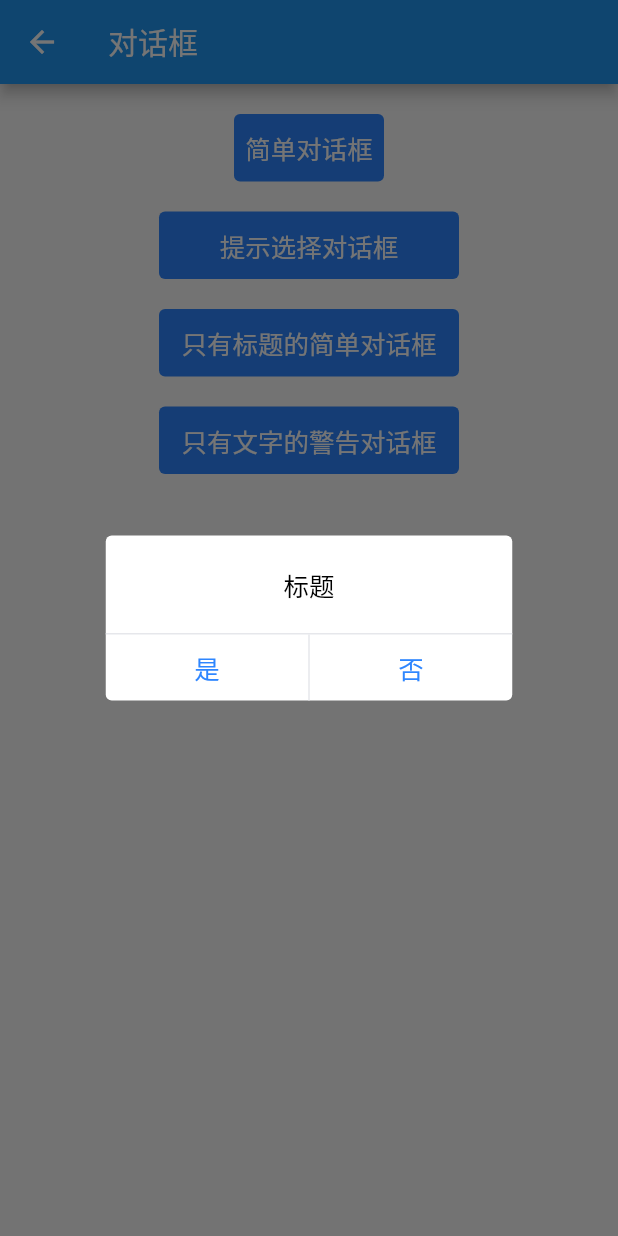
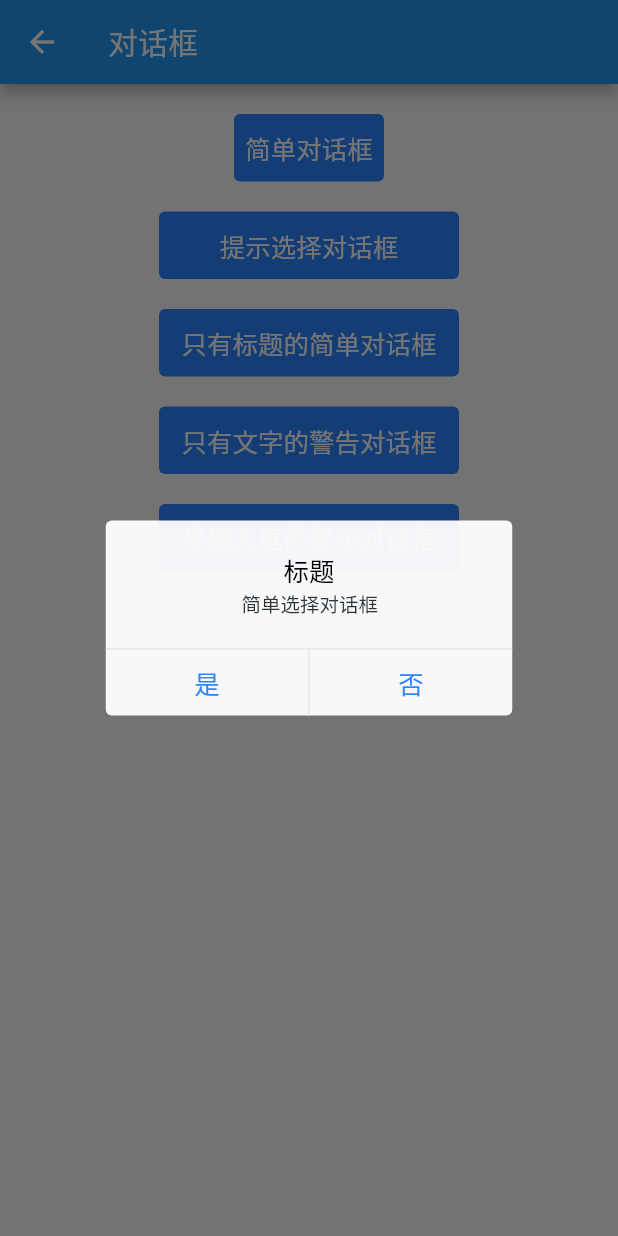
Before and after one commit to shaomaicheng/euitter, a Flutter app: the DialogWidget screen opened by its route, after a tap on "提示选择对话框", on a phone screen of 412 x 824 dp. Run offline on Flutter 3.47's test engine with Material 2 defaults, Android fonts, the phone set to English and light mode, and no system bars.

Commit message:
添加一个含有输入框的提示选择按钮

```diff
--- a/lib/dialog.dart
+++ b/lib/dialog.dart
@@ -1,6 +1,8 @@
 import 'package:flutter/material.dart';
 
 typedef DialogClick = void Function();
+
+const euiDialogBg = Color.fromARGB(0xf2, 0xff, 0xff, 0xff);
 
 /// 简单对话框
 /// barrierDismissible 点击其他区域是否会消失
@@ -8,14 +10,13 @@ typedef DialogClick = void Function();
 /// message 信息
 /// btnTitle 单按钮的文案
 /// dialogClick 点击按钮的行为
-void ShowEUISimpleDialog({
-  @required BuildContext context,
+void ShowEUISimpleDialog(
+    {@required BuildContext context,
     bool barrierDismissible = true,
     @required String title,
     String message = '',
     @required String btnTitle,
-  DialogClick dialogClick
-}) {
+    DialogClick dialogClick}) {
   showDialog(
       context: context,
       barrierDismissible: barrierDismissible,
@@ -24,7 +25,7 @@ void ShowEUISimpleDialog({
           child: Container(
             width: 271.0,
             decoration: BoxDecoration(
-              color: Colors.white,
+              color: euiDialogBg,
               borderRadius: BorderRadius.all(Radius.circular(4.0)),
             ),
             child: Column(
@@ -48,8 +49,7 @@ void ShowEUISimpleDialog({
                             color: Color.fromARGB(0xff, 0x2E, 0x86, 0xFF),
                             fontSize: 17.0,
                             fontWeight: FontWeight.normal,
-                            decoration: TextDecoration.none
-                        ),
+                            decoration: TextDecoration.none),
                       ),
                     ),
                   ),
@@ -79,7 +79,7 @@ void showEUIWarningDialog({
           child: Container(
             width: 271.0,
             decoration: BoxDecoration(
-              color: Colors.white,
+              color: euiDialogBg,
               borderRadius: BorderRadius.all(Radius.circular(4.0)),
             ),
             child: Column(
@@ -99,8 +99,7 @@ void showEUIWarningDialog({
                             color: Color.fromARGB(0xff, 0xFA, 0x4A, 0x23),
                             fontSize: 17.0,
                             fontWeight: FontWeight.normal,
-                            decoration: TextDecoration.none
-                        ),
+                            decoration: TextDecoration.none),
                       ),
                     ),
                   ),
@@ -119,16 +118,21 @@ void showEUIWarningDialog({
 /// 正面按钮点击事件
 /// 反面按钮文字
 /// 反面按钮点击事件
-void ShowEUIAlertDialog({
-  @required BuildContext context,
+/// 是否有一个输入框
+/// 输入框的隐藏文字
+/// 输入框内容变化的监听回调
+void showEUIAlertDialog(
+    {@required BuildContext context,
     bool barrierDismissible = true,
     @required String title,
     String message = '',
     @required String positiveTitle,
     @required DialogClick positiveClick,
     @required String negativeTitle,
-  @required DialogClick negativeClick
-}) {
+    @required DialogClick negativeClick,
+    bool hasInputBox = false,
+    String hintText = '请输入文字',
+    ValueChanged<String> valueChanged}) {
   showDialog(
       context: context,
       barrierDismissible: barrierDismissible,
@@ -137,13 +141,18 @@ void ShowEUIAlertDialog({
           child: Container(
             width: 271.0,
             decoration: BoxDecoration(
-              color: Colors.white,
+              color: euiDialogBg,
               borderRadius: BorderRadius.all(Radius.circular(4.0)),
             ),
             child: Column(
               mainAxisSize: MainAxisSize.min,
               children: <Widget>[
-                EUIDialogHeader(title),
+                EUIDialogHeader(
+                  title,
+                  message: message,
+                  hasInputBox: hasInputBox,
+                  valueChanged: valueChanged,
+                ),
                 Container(
                     height: 44.0,
                     child: Row(
@@ -157,11 +166,11 @@ void ShowEUIAlertDialog({
                               child: Text(
                                 positiveTitle,
                                 style: TextStyle(
-                                  color: Color.fromARGB(0xff, 0x2E, 0x86, 0xFF),
+                                    color:
+                                        Color.fromARGB(0xff, 0x2E, 0x86, 0xFF),
                                     fontSize: 17.0,
                                     fontWeight: FontWeight.normal,
-                                  decoration: TextDecoration.none
-                              ),
+                                    decoration: TextDecoration.none),
                               ),
                             ),
                           ),
@@ -182,16 +191,13 @@ void ShowEUIAlertDialog({
                                   color: Color.fromARGB(0xff, 0x2E, 0x86, 0xFF),
                                   fontSize: 17.0,
                                   fontWeight: FontWeight.normal,
-                                  decoration: TextDecoration.none
+                                  decoration: TextDecoration.none),
                             ),
-                            ),
-                          )
-                        ),
+                          )),
                           flex: 1,
                         ),
                       ],
-                  )
-                )
+                    ))
               ],
             ),
           ),
@@ -199,12 +205,55 @@ void ShowEUIAlertDialog({
       });
 }
 
+///  拥有一个文本输入框的选择提示对话框
+/// alert 对话框
+/// title 标题
+/// message 信息，可以不传
+/// 正面按钮文字
+/// 正面按钮点击事件
+/// 反面按钮文字
+/// 反面按钮点击事件
+/// 是否有一个输入框
+/// 输入框的隐藏文字
+/// 输入框内容变化的监听回调
+showEUIInputAlertDialog(
+    {@required BuildContext context,
+    bool barrierDismissible = true,
+    @required String title,
+    String message = '',
+    @required String positiveTitle,
+    @required DialogClick positiveClick,
+    @required String negativeTitle,
+    @required DialogClick negativeClick,
+    String hintText,
+    ValueChanged<String> valueChanged}) {
+  showEUIAlertDialog(
+    context: context,
+    barrierDismissible: barrierDismissible,
+    title: title,
+    positiveTitle: positiveTitle,
+    positiveClick: positiveClick,
+    negativeTitle: negativeTitle,
+    negativeClick: negativeClick,
+    message: message,
+    hasInputBox: true,
+    hintText: hintText,
+    valueChanged: valueChanged
+  );
+}
+
 class EUIDialogHeader extends StatelessWidget {
-
   String message;
   String title;
+  bool hasInputBox;
+  String hintText;
+  ValueChanged<String> valueChanged;
 
-  EUIDialogHeader(this.title, {this.message = ''}) {}
+  EUIDialogHeader(this.title,
+      {this.message = '',
+      this.hasInputBox = false,
+      this.hintText = '请输入文字',
+      this.valueChanged}) {}
 
   @override
   Widget build(BuildContext context) {
@@ -241,6 +290,37 @@ class EUIDialogHeader extends StatelessWidget {
             ),
           ),
         ),
+        Offstage(
+          offstage: !hasInputBox,
+          child: Container(
+            margin: EdgeInsets.only(top: 15.0, left: 17.0, right: 15.0),
+            child: Form(
+                child: Card(
+                    child: Container(
+              child: TextField(
+                onChanged: valueChanged,
+                decoration: InputDecoration(
+                    contentPadding: EdgeInsets.only(
+                        left: 5.0, right: 5.0, top: 8.0, bottom: 8.0),
+                    border: OutlineInputBorder(
+                        borderRadius: BorderRadius.all(
+                          Radius.circular(4.0),
+                        ),
+                        borderSide: BorderSide(
+                            color: Color.fromARGB(0xff, 0xE6, 0xE7, 0xEB),
+                            width: 1.0)),
+                    hintText: hintText,
+                    hintStyle: TextStyle(
+                      fontSize: 13.0,
+                      color: Color.fromARGB(0xff, 0xC8, 0xCB, 0xD4),
+                    )),
+                style: TextStyle(
+                    color: Color.fromARGB(0xff, 0x2A, 0x33, 0x3A),
+                    fontSize: 13.0),
+              ),
+            ))),
+          ),
+        ),
         Container(
           margin: EdgeInsets.only(top: 20.0),
           height: 1.0,
@@ -249,5 +329,4 @@ class EUIDialogHeader extends StatelessWidget {
       ],
     );
   }
-
 }
--- a/lib/page.dart
+++ b/lib/page.dart
@@ -62,6 +62,7 @@ class ButtonWidget extends StatelessWidget {
 }
 
 class DialogWidget extends StatelessWidget {
+  String inputText = '';
   @override
   Widget build(BuildContext context) {
     // TODO: implement build
@@ -99,7 +100,7 @@ class DialogWidget extends StatelessWidget {
                         width: 200.0,
                         title: '提示选择对话框',
                         onClick: () {
-                          ShowEUIAlertDialog(
+                          showEUIAlertDialog(
                               context: context,
                               message: '简单选择对话框',
                               title: '标题',
@@ -124,7 +125,7 @@ class DialogWidget extends StatelessWidget {
                         width: 200.0,
                         title: '只有标题的简单对话框',
                         onClick: () {
-                          ShowEUIAlertDialog(
+                          showEUIAlertDialog(
                               context: context,
                               title: '标题',
                               positiveTitle: '是',
@@ -156,6 +157,38 @@ class DialogWidget extends StatelessWidget {
                         },
                       ),
                     )),
+                Container(
+                    margin: EdgeInsets.only(top: 20.0),
+                    child: Center(
+                      child: EUIButton(
+                        width: 200.0,
+                        title: '带输入框的提示对话框',
+                        onClick: () {
+                          showEUIInputAlertDialog(
+                              context: context,
+                              title: '标题',
+                              message: 'message',
+                              positiveTitle: '是',
+                              positiveClick: () {
+                                Navigator.of(context).pop();
+                                Scaffold.of(context).showSnackBar(
+                                  SnackBar(
+                                    content: Text('输入的值：${inputText}'),
+                                  )
+                                );
+                              },
+                              negativeClick: () {
+
+                              },
+                            negativeTitle: '否',
+                            hintText: '提示输入文字',
+                            valueChanged: (value) {
+                                inputText = value;
+                            }
+                          );
+                        },
+                      ),
+                    )),
               ],
             ),
           );
```
Lines whose indentation alone changed are shown as unchanged.
